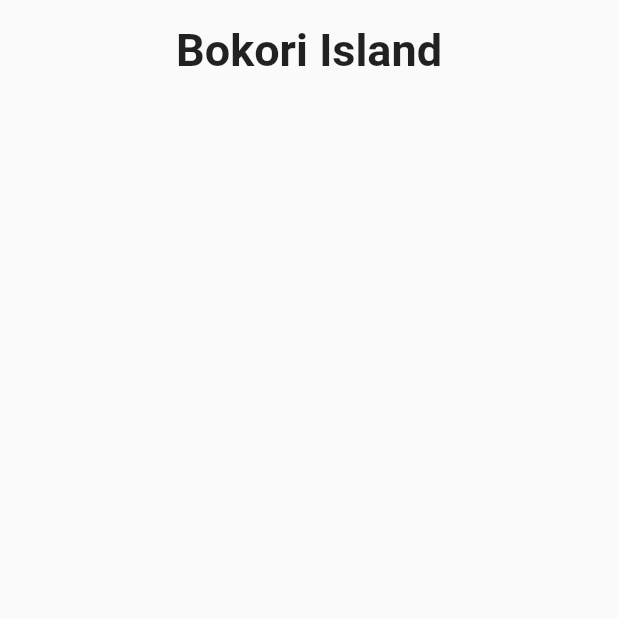
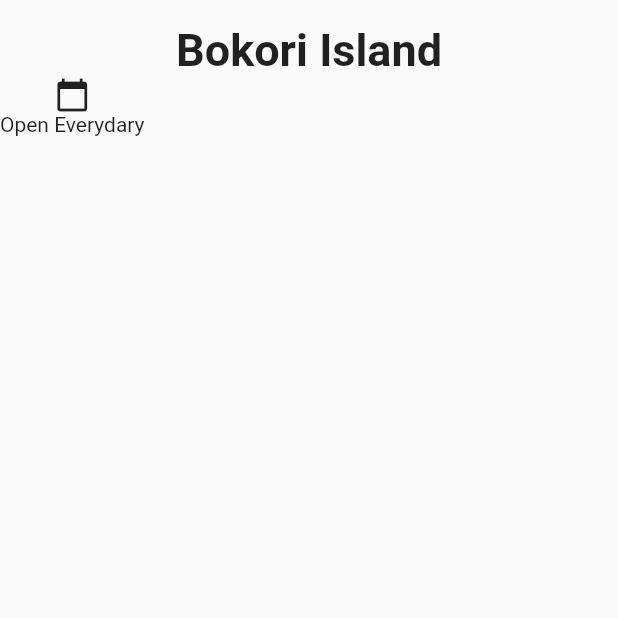
Before and after one commit to are-one/wisata_sultra, a Flutter app: the screen it shows after launch, on a phone screen of 412 x 824 dp, the top half of it. Run offline on Flutter 3.47's test engine with Material 2 defaults, Android fonts, the phone set to English and light mode, and no system bars.

Commit message:
Add icon and text

```diff
--- a/lib/main.dart
+++ b/lib/main.dart
@@ -40,6 +40,8 @@ class DetailScreen extends StatelessWidget {
                 children: <Widget>[
                   Column(
                     children: <Widget>[
+                      Icon(Icons.calendar_today),
+                      Text('Open Everydary'),
                     ],
                   ),
                 ],
```
